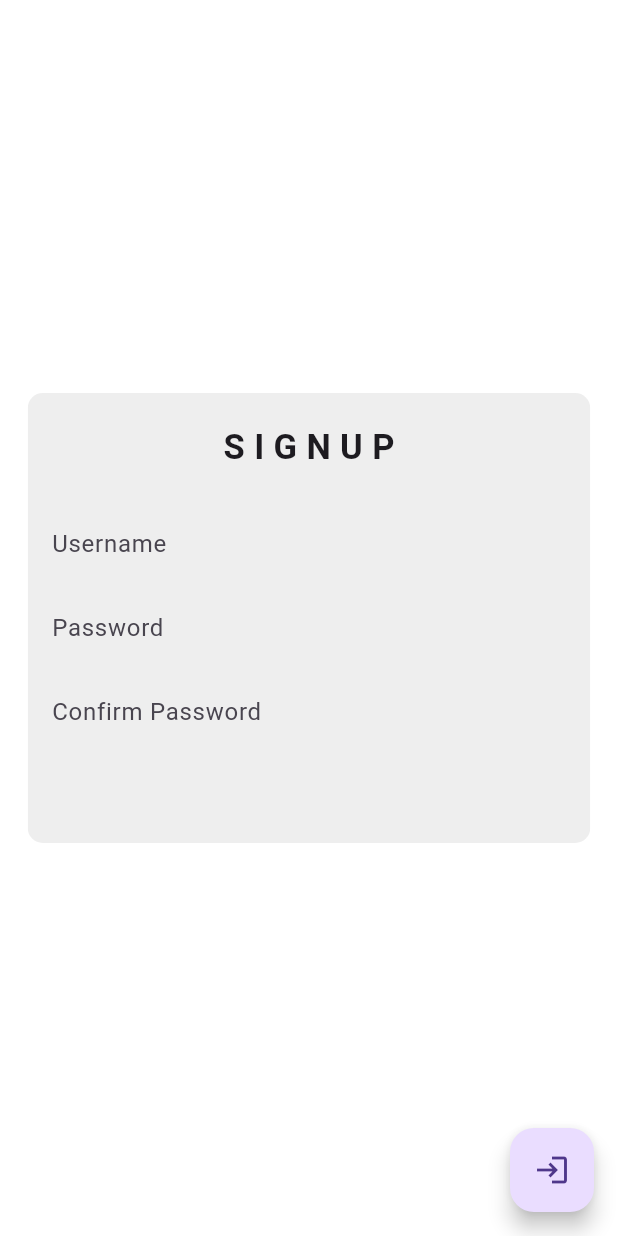
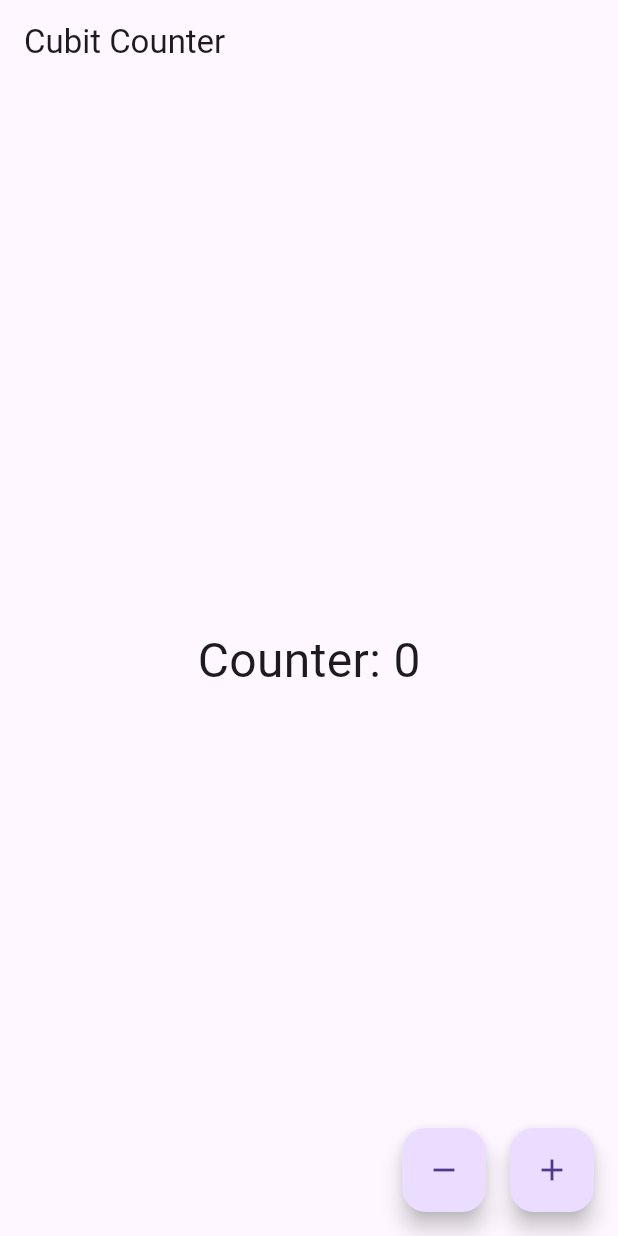
Before and after one commit to say-rahul/Bloc-test, a Flutter app: the screen it shows after launch, on a phone screen of 412 x 824 dp. Run offline on Flutter 3.47's test engine with Material 3 defaults, Android fonts, the phone set to English and light mode, and no system bars; our stand-ins replace flutter_bloc.

```diff
--- /dev/null
+++ b/lib/Counter_cubit.dart
@@ -0,0 +1,15 @@
+import 'package:flutter_bloc/flutter_bloc.dart';
+
+class Countercubit extends Cubit<int> {
+  Countercubit() : super(0);
+
+  void increment() => emit(state + 1);
+
+  void decrement() => emit(state - 1);
+
+  @override
+  void onChange(Change<int> change) {
+    super.onChange(change);
+    print('State changed: $change');
+  }
+}
--- /dev/null
+++ b/lib/Cubit_provider.dart
@@ -0,0 +1,21 @@
+import 'package:flutter/material.dart';
+import 'package:flutter_bloc/flutter_bloc.dart';
+import 'package:myapp/Counter_cubit.dart';
+import 'package:myapp/Cubitui.dart';
+
+class CubitProvider extends StatefulWidget {
+  const CubitProvider({super.key});
+
+  @override
+  State<CubitProvider> createState() => _CubitProviderState();
+}
+
+class _CubitProviderState extends State<CubitProvider> {
+  @override
+  Widget build(BuildContext context) {
+    return BlocProvider(
+      create: (context) => Countercubit(),
+      child: const Cubitui(),
+    );
+  }
+}
--- /dev/null
+++ b/lib/Cubitui.dart
@@ -0,0 +1,38 @@
+import 'package:flutter/material.dart';
+import 'package:flutter_bloc/flutter_bloc.dart';
+import 'package:myapp/Counter_cubit.dart';
+
+class Cubitui extends StatelessWidget {
+  const Cubitui({super.key});
+
+  @override
+  Widget build(BuildContext context) {
+    return Scaffold(
+      appBar: AppBar(title: const Text("Cubit Counter")),
+      body: Center(
+        child: BlocBuilder<Countercubit, int>(
+          builder: (context, state) {
+            return Text(
+              'Counter: $state',
+              style: const TextStyle(fontSize: 32),
+            );
+          },
+        ),
+      ),
+      floatingActionButton: Row(
+        mainAxisAlignment: MainAxisAlignment.end,
+        children: [
+          FloatingActionButton(
+            onPressed: () => context.read<Countercubit>().decrement(),
+            child: const Icon(Icons.remove),
+          ),
+          const SizedBox(width: 16),
+          FloatingActionButton(
+            onPressed: () => context.read<Countercubit>().increment(),
+            child: const Icon(Icons.add),
+          ),
+        ],
+      ),
+    );
+  }
+}
--- a/lib/Signup.dart
+++ /dev/null
@@ -1,132 +0,0 @@
-// ignore: duplicate_ignore
-// ignore: file_names
-// ignore_for_file: file_names
-
-import 'package:flutter/material.dart';
-import 'package:myapp/auth/auth_service.dart';
-
-
-class Signup extends StatefulWidget {
-  const Signup({super.key});
-
-  @override
-  State<Signup> createState() => _SignupState();
-}
-
-class _SignupState extends State<Signup> {
-
-  final TextEditingController _usernameController = TextEditingController();
-  final TextEditingController _passwordController = TextEditingController();
-  final TextEditingController _confirmPasswordController = TextEditingController();
-
-// ignore: unused_element
-void _signup() async {
-  final email = _usernameController.text;
-  final password = _passwordController.text;
-
-
-
-
-  try{
-    await Authservice().Signup(email, password);
-  }
-  catch(e){
-    // ignore: avoid_print
-    print(e);
-  }
-}
-void _signin() async {
-  final email = _usernameController.text;
-  final password = _passwordController.text;
-
-
-
-
-  try{
-    await Authservice().Signup(email, password);
-  }
-  catch(e){
-    // ignore: avoid_print
-    print(e);
-  }
-}
-
-
-
-
-
-
-  @override
-  Widget build(BuildContext context) {
-    return Scaffold(
-      backgroundColor: Colors.white,
-      body: Center(
-
-        child: ClipRRect(
-          borderRadius: BorderRadius.circular(10),
-          child: Container(
-            height: 300,
-            width: 375,
-            color: Colors.grey[200],
-            //padding: const EdgeInsets.all(20),
-
-                        child: Column(
-
-            children: [
-              SizedBox(height: 20),
-              const Text("S I G N U P",
-              style: TextStyle(
-                fontSize: 23,
-                fontWeight: FontWeight.bold
-              ),),
-              SizedBox(height: 20),
-              TextField(
-                controller: _usernameController,
-                decoration: InputDecoration(
-                  hintText: "Username",
-
-                  border: OutlineInputBorder(
-                    borderRadius: BorderRadius.circular(8.0),
-
-                    borderSide: BorderSide.none
-                  )
-                ),
-              ),
-              TextField(
-                controller: _passwordController,
-                decoration: InputDecoration(
-                  hintText: "Password",
-
-                  border: OutlineInputBorder(
-                    borderRadius: BorderRadius.circular(8.0),
-
-                    borderSide: BorderSide.none
-                  )
-                ),
-              ),
-              TextField(
-                controller: _confirmPasswordController,
-                decoration: InputDecoration(
-                  hintText: "Confirm Password",
-
-                  border: OutlineInputBorder(
-                    borderRadius: BorderRadius.circular(8.0),
-
-                    borderSide: BorderSide.none
-                  )
-                ),
-              ),
-
-
-            ],
-          ),
-        ),
-      ),
-      ),
-      floatingActionButton: FloatingActionButton(
-        onPressed: _signup,
-        child: Icon(Icons.login),
-      ),
-    );
-  }
-}
--- a/lib/auth/auth_service.dart
+++ /dev/null
@@ -1,24 +0,0 @@
-
-import 'package:supabase_flutter/supabase_flutter.dart';
-
-class Authservice  {
-  final SupabaseClient supabase = Supabase.instance.client;
-
-  // ignore: non_constant_identifier_names
-  Future <AuthResponse> Signin(String email,String password) async{
-    return await supabase.auth.signInWithPassword(
-      email:email,
-      password: password
-      );
-
-  }
-  // ignore: non_constant_identifier_names
-  Future <AuthResponse> Signup(String email,String password) async{
-    return await supabase.auth.signUp(
-      email:email,
-      password: password);
-
-  }
-
-
-  }
--- a/lib/main.dart
+++ b/lib/main.dart
@@ -1,25 +1,19 @@
-import "package:flutter/material.dart";
-import "package:myapp/Signup.dart";
-import "package:supabase_flutter/supabase_flutter.dart";
+import 'package:flutter/material.dart';
+import 'package:myapp/Cubit_provider.dart';
 
 
-void main() async{
-  Supabase.initialize(
-    url: "https://cwmmeogdckeonyelwyyk.supabase.co",
-   anonKey: "eyJhbGciOiJIUzI1NiIsInR5cCI6IkpXVCJ9.eyJpc3MiOiJzdXBhYmFzZSIsInJlZiI6ImN3bW1lb2dkY2tlb255ZWx3eXlrIiwicm9sZSI6ImFub24iLCJpYXQiOjE3MzY5MTY5ODQsImV4cCI6MjA1MjQ5Mjk4NH0.dhAamH3y1sQXgpo17wtvxs_dt66NVYpXL4WuvX2e1C0");
+void main() {
   runApp(MyApp());
+
 }
-
 
 class MyApp extends StatelessWidget {
   const MyApp({super.key});
 
   @override
   Widget build(BuildContext context) {
-    return const MaterialApp(
-      debugShowCheckedModeBanner: false,
-      title: "S I G N U P",
-      home: Signup(),
-      );
+    return MaterialApp(
+      home: CubitProvider(),
+    );
   }
 }
--- a/pubspec.yaml
+++ b/pubspec.yaml
@@ -35,6 +35,7 @@ dependencies:
   # The following adds the Cupertino Icons font to your application.
   # Use with the CupertinoIcons class for iOS style icons.
   cupertino_icons: ^1.0.8
+  flutter_bloc: ^9.0.0
 
 dev_dependencies:
   flutter_test:
```
Also changed, not shown: lib/auth/auth_gate.dart (deleted, +0 -29 lines), lib/homepage.dart (deleted, +0 -15 lines), pubspec.lock, 1 other file.
